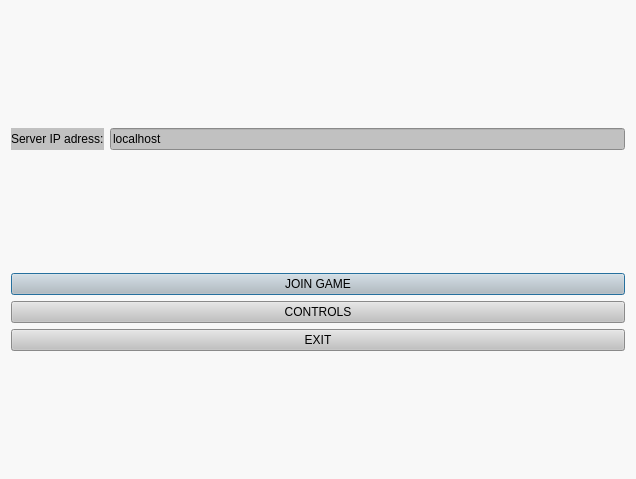
This is Menu.ui in alekseypivovar/airplanes_client as Qt 5 draws it before an edit. The edited form follows.
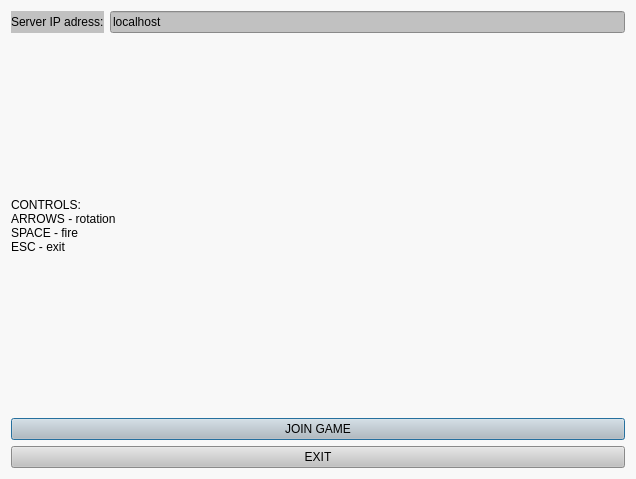
This is the edited form. Icons and pictures are not drawn.

The edit to the form file:
```diff
--- a/Menu.ui
+++ b/Menu.ui
@@ -56,25 +56,31 @@
     <item>
      <layout class="QVBoxLayout" name="verticalLayout_2">
       <item>
-       <widget class="QPushButton" name="pushButton_join">
+       <widget class="QLabel" name="label_CONTROLS">
         <property name="styleSheet">
-         <string notr="true">background-color: rgb(193, 193, 193);</string>
+         <string notr="true">background:transparent;</string>
         </property>
         <property name="text">
-         <string>JOIN GAME</string>
+         <string>CONTROLS:
+ARROWS - rotation
+SPACE - fire
+ESC - exit</string>
         </property>
-        <property name="default">
+        <property name="wordWrap">
          <bool>true</bool>
         </property>
        </widget>
       </item>
       <item>
-       <widget class="QPushButton" name="pushButton_controls">
+       <widget class="QPushButton" name="pushButton_join">
         <property name="styleSheet">
          <string notr="true">background-color: rgb(193, 193, 193);</string>
         </property>
         <property name="text">
-         <string>CONTROLS</string>
+         <string>JOIN GAME</string>
+        </property>
+        <property name="default">
+         <bool>true</bool>
         </property>
        </widget>
       </item>
```
